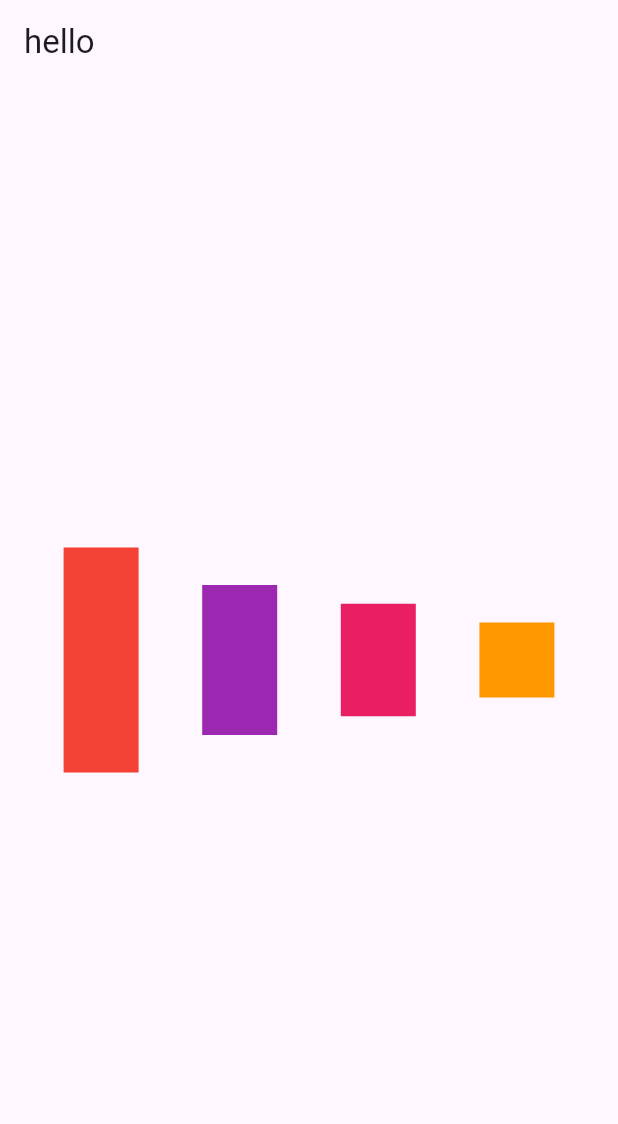
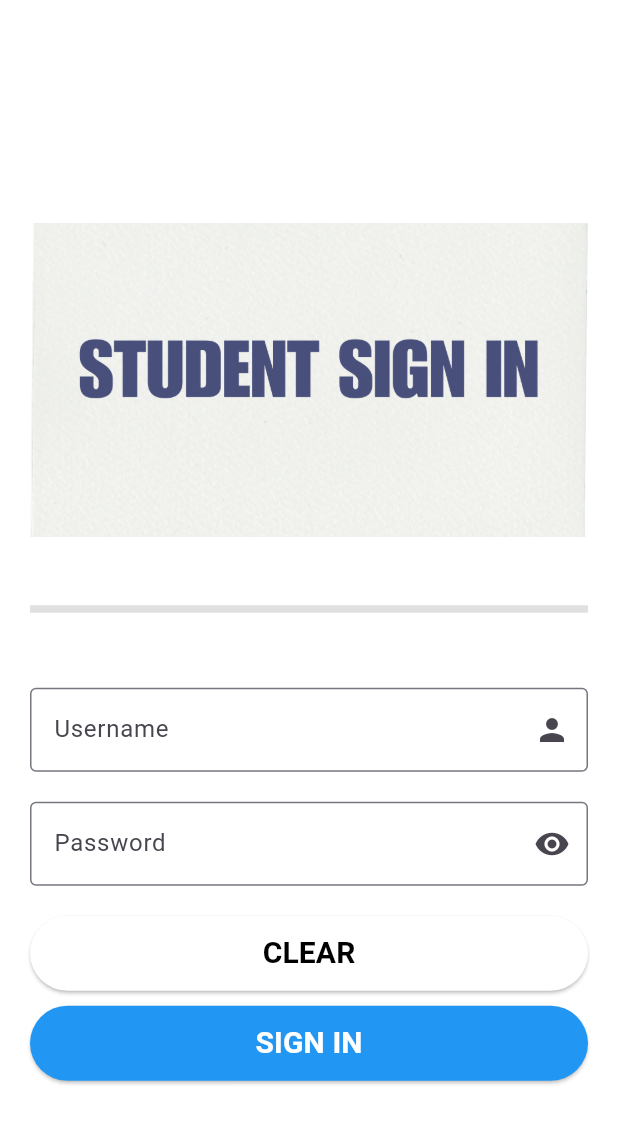
Before and after one commit to yakuvv/anj_flutter_adventure, a Flutter app: the screen it shows after launch, on a phone screen of 412 x 824 dp. Shown: the top 1124 px of the screen. Run offline on Flutter 3.47's test engine with Material 3 defaults, Android fonts, the phone set to English and light mode, and no system bars.

Commit message:
updated lib files

```diff
--- /dev/null
+++ b/lib/CCS2801_PRACTICE/01_text_fields.dart
@@ -0,0 +1,29 @@
+import 'package:flutter/material.dart';
+
+class CustomTextField extends StatelessWidget {
+  final String label;
+  final String hintText;
+  final IconData icon;
+  final TextEditingController? controller;
+
+  const CustomTextField({
+    super.key,
+    required this.label,
+    required this.hintText,
+    required this.icon,
+    this.controller,
+  });
+
+  @override
+  Widget build(BuildContext context) {
+    return TextFormField(
+      controller: controller,
+      decoration: InputDecoration(
+        border: OutlineInputBorder(),
+        label: Text(label),
+        hintText: hintText,
+        suffixIcon: Icon(icon),
+      ),
+    );
+  }
+}
--- /dev/null
+++ b/lib/CCS2801_PRACTICE/02_buttons.dart
@@ -0,0 +1,38 @@
+import 'package:flutter/material.dart';
+
+class CustomButton extends StatelessWidget {
+  final String text;
+  final VoidCallback onPressed;
+  final Color backgroundColor;
+  final Color foregroundColor;
+
+  const CustomButton({
+    super.key,
+    required this.text,
+    required this.onPressed,
+    required this.backgroundColor,
+    required this.foregroundColor,
+  });
+
+  @override
+  Widget build(BuildContext context) {
+    return SizedBox(
+      width: double.infinity,
+      height: 50,
+      child: ElevatedButton(
+        onPressed: onPressed,
+        style: ElevatedButton.styleFrom(
+          backgroundColor: backgroundColor,
+          foregroundColor: foregroundColor,
+        ),
+        child: Text(
+          text,
+          style: TextStyle(
+            fontSize: 20,
+            fontWeight: FontWeight.bold,
+          ),
+        ),
+      ),
+    );
+  }
+}
--- /dev/null
+++ b/lib/CCS2801_PRACTICE/03_image.dart
@@ -0,0 +1,23 @@
+import 'package:flutter/material.dart';
+
+class CustomImage extends StatelessWidget {
+  final String imagePath;
+  final double width;
+  final double height;
+
+  const CustomImage({
+    super.key,
+    required this.imagePath,
+    required this.width,
+    required this.height,
+  });
+
+  @override
+  Widget build(BuildContext context) {
+    return Image.asset(
+      imagePath,
+      width: width,
+      height: height,
+    );
+  }
+}
--- /dev/null
+++ b/lib/CCS2801_PRACTICE/23_activity3_signin.dart
@@ -0,0 +1,101 @@
+import 'package:flutter/material.dart';
+import '01_text_fields.dart';
+import '02_buttons.dart';
+import '03_image.dart';
+import '23_activity3_registration.dart';
+
+class Activity3SignIn extends StatefulWidget {
+  const Activity3SignIn({super.key});
+
+  @override
+  State<Activity3SignIn> createState() => _Activity3SignInState();
+}
+
+class _Activity3SignInState extends State<Activity3SignIn> {
+  final TextEditingController usernameController = TextEditingController();
+  final TextEditingController passwordController = TextEditingController();
+
+  @override
+  Widget build(BuildContext context) {
+    return Scaffold(
+      backgroundColor: Colors.white,
+      body: SafeArea(
+        child: Padding(
+          padding: const EdgeInsets.all(20.00),
+          child: Center(
+            child: Column(
+              mainAxisAlignment: MainAxisAlignment.center,
+              children: [
+                CustomImage(
+                  imagePath: 'assets/SignInScreen.png',
+                  width: 1000,
+                  height: 300,
+                ),
+
+                Container(
+                  color: Colors.black12,
+                  width: 10000,
+                  height: 5,
+                ),
+
+                SizedBox(
+                  height: 50,
+                ),
+
+                CustomTextField(
+                  label: 'Username',
+                  hintText: 'Please provide your username.',
+                  icon: Icons.person,
+                  controller: usernameController,
+                ),
+
+                SizedBox(
+                  height: 20,
+                ),
+
+                CustomTextField(
+                  label: 'Password',
+                  hintText: 'Please provide your password.',
+                  icon: Icons.remove_red_eye,
+                  controller: passwordController,
+                ),
+
+                SizedBox(
+                  height: 20,
+                ),
+
+                CustomButton(
+                  text: 'CLEAR',
+                  onPressed: () {
+                    usernameController.clear();
+                    passwordController.clear();
+                  },
+                  backgroundColor: Colors.white,
+                  foregroundColor: Colors.black,
+                ),
+
+                SizedBox(
+                  height: 10,
+                ),
+
+                CustomButton(
+                  text: 'SIGN IN',
+                  onPressed: () {
+                    Navigator.push(
+                      context,
+                      MaterialPageRoute(
+                        builder: (builder) => Activity3Registration(),
+                      ),
+                    );
+                  },
+                  backgroundColor: Colors.blue,
+                  foregroundColor: Colors.white,
+                ),
+              ],
+            ),
+          ),
+        ),
+      ),
+    );
+  }
+}
--- a/lib/ccs2801/18_add_snackbar.dart
+++ b/lib/ccs2801/18_add_snackbar.dart
@@ -7,7 +7,9 @@ class AddSnackBars extends StatelessWidget {
   Widget build(BuildContext context) {
     return Scaffold(
       body: SafeArea(
-        child: Center(child: ElevatedButton(onPressed: (){
+        child: Center(
+          child: ElevatedButton(
+            onPressed: (){
           ScaffoldMessenger.of(context).showSnackBar(
             SnackBar(
               content: Text(
--- a/lib/main.dart
+++ b/lib/main.dart
@@ -1,4 +1,8 @@
 import 'package:flutter/material.dart';
+import 'package:flutter_playground/CCS2801_PRACTICE/02_buttons.dart';
+import 'package:flutter_playground/CCS2801_PRACTICE/03_image.dart';
+import 'package:flutter_playground/CCS2801_PRACTICE/23_activity3_registration.dart';
+import 'package:flutter_playground/CCS2801_PRACTICE/23_activity3_signin.dart';
 import 'package:flutter_playground/ccs2801/18_add_snackbar.dart';
 import 'package:flutter_playground/ccs2801/19_add_navigation.dart';
 import 'package:flutter_playground/ccs2801/20_add_text_form_field.dart';
@@ -8,7 +12,6 @@
 import 'package:flutter_playground/practice/screens/sign_in.dart';
 import 'package:flutter_playground/testings/columnrows.dart';
 import 'package:flutter_playground/testings/image_test.dart';
-import 'package:flutter_playground/testings/nervi_login.dart';
 import 'package:flutter_playground/testings/rows.dart';
 
 void main() {
@@ -23,7 +26,7 @@
   Widget build(BuildContext context) {
     return MaterialApp(
 
-      home: const RowWidget(),
+      home: const Activity3SignIn(),
       debugShowCheckedModeBanner: false,
     );
   }
--- a/pubspec.yaml
+++ b/pubspec.yaml
@@ -60,6 +60,8 @@ flutter:
   # To add assets to your application, add an assets section, like this:
   assets:
     - assets/signin.png
+    - assets/RegistrationScreen.png
+    - assets/SignInScreen.png
 
   # An image asset can refer to one or more resolution-specific "variants", see
   # https://flutter.dev/to/resolution-aware-images
```
Also changed, not shown: lib/CCS2801_PRACTICE/23_activity3_registration.dart (added, +181 -0 lines), lib/testings/nervi_login.dart (deleted, +0 -110 lines), assets/RegistrationScreen.png (added), assets/SignInScreen.png (added).
